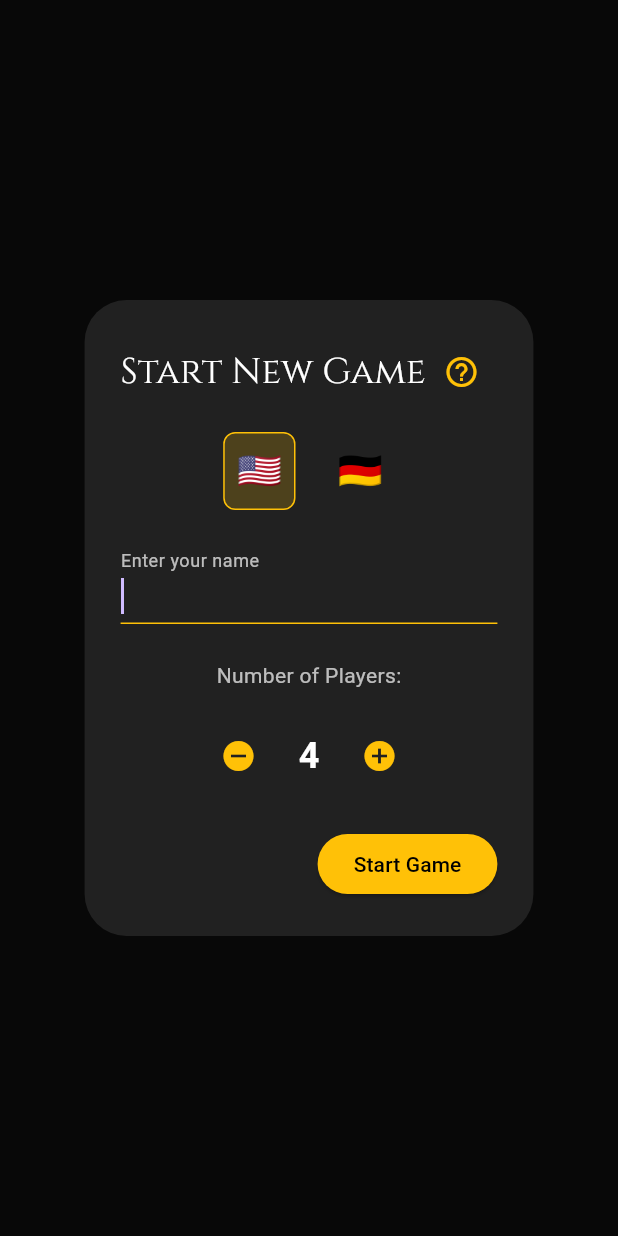
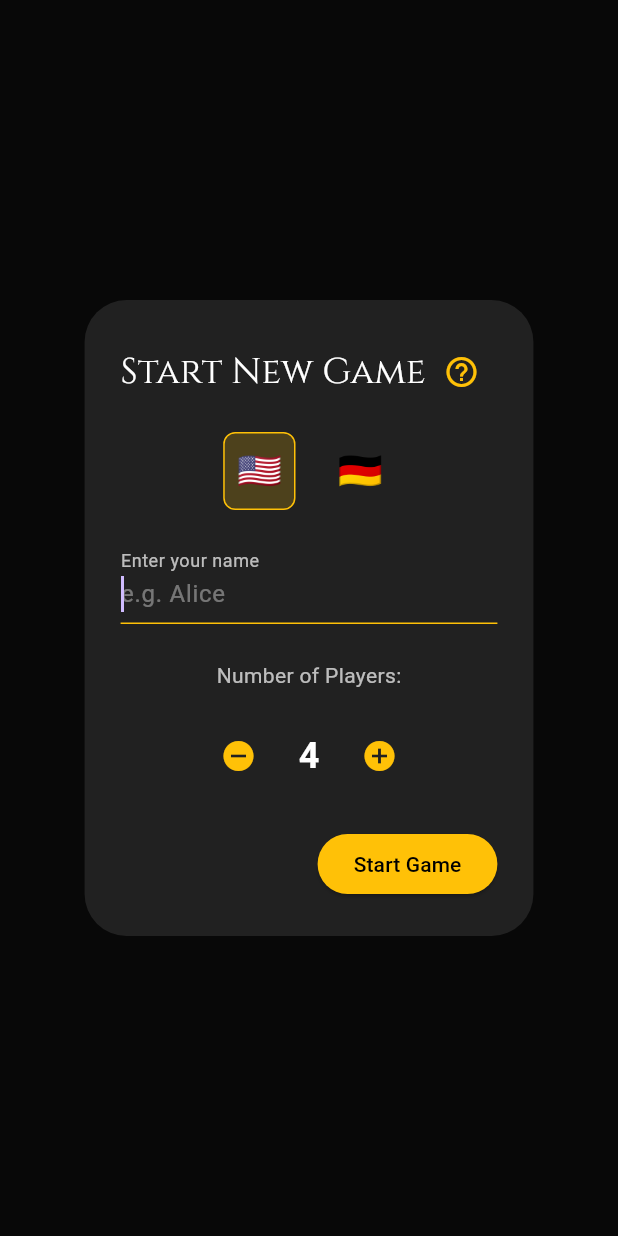
Before and after one commit to manusco/arcana, a Flutter app: the screen it shows after launch, after a tap on the "remove circle" icon, after a tap on the "add circle" icon, after a tap on "Start New Game", on a phone screen of 412 x 824 dp. Run offline on Flutter 3.47's test engine with Material 3 defaults, Android fonts, the phone set to English and light mode, and no system bars; our stand-ins replace flutter_animate, google_fonts, shared_preferences, web.

Commit message:
feat(ux): enhance game setup accessibility and inputs
- Configure name input with proper capitalization, autofill hints, and keyboard type.
- Add localized tooltips to player count buttons.
- Add placeholder hint text for name input.
- Add new translation keys for tooltips and hints.

```diff
--- a/lib/screens/game_screen.dart
+++ b/lib/screens/game_screen.dart
@@ -909,7 +909,7 @@ class _GameSetupDialogState extends State<_GameSetupDialog> {
             decoration: InputDecoration(
               labelText: context.watch<LocalizationService>().translate('enter_name'),
               labelStyle: const TextStyle(color: Colors.white70),
-              hintText: '',
+              hintText: context.watch<LocalizationService>().translate('player_name_hint'),
               hintStyle: const TextStyle(color: Colors.white38),
               enabledBorder: UnderlineInputBorder(
                 borderSide: BorderSide(color: Colors.amber.withOpacity(0.5)),
@@ -919,6 +919,10 @@ class _GameSetupDialogState extends State<_GameSetupDialog> {
               ),
             ),
             style: const TextStyle(color: Colors.white),
+            textCapitalization: TextCapitalization.words,
+            keyboardType: TextInputType.name,
+            autofillHints: const [AutofillHints.name],
+            textInputAction: TextInputAction.done,
             onChanged: (value) => setState(() => _username = value.trim()),
           ),
           const SizedBox(height: 24),
@@ -932,6 +936,7 @@ class _GameSetupDialogState extends State<_GameSetupDialog> {
                 onPressed: () {
                   if (_playerCount > 2) setState(() => _playerCount--);
                 },
+                tooltip: context.watch<LocalizationService>().translate('decrease_players'),
               ),
               Padding(
                 padding: const EdgeInsets.symmetric(horizontal: 16),
@@ -942,6 +947,7 @@ class _GameSetupDialogState extends State<_GameSetupDialog> {
                 onPressed: () {
                   if (_playerCount < 6) setState(() => _playerCount++);
                 },
+                tooltip: context.watch<LocalizationService>().translate('increase_players'),
               ),
             ],
           ),
--- a/lib/utils/translations.dart
+++ b/lib/utils/translations.dart
@@ -43,6 +43,9 @@ class Translations {
       'high_scores': 'HIGH SCORES',
       'no_high_scores_yet': 'No high scores yet. Play a game to set the first record!',
       'game_rules': 'Game Rules',
+      'decrease_players': 'Decrease number of players',
+      'increase_players': 'Increase number of players',
+      'player_name_hint': 'e.g. Alice',
       // Accessibility
       'a11y_card_arcanum': 'Arcanum Card',
       'a11y_card_shadow': 'Shadow Card',
@@ -96,6 +99,9 @@ class Translations {
       'high_scores': 'BESTENLISTE',
       'no_high_scores_yet': 'Noch keine Bestenliste. Spiele ein Spiel, um den ersten Rekord aufzustellen!',
       'game_rules': 'Spielregeln',
+      'decrease_players': 'Spieleranzahl verringern',
+      'increase_players': 'Spieleranzahl erhöhen',
+      'player_name_hint': 'z.B. Alice',
       // Accessibility
       'a11y_card_arcanum': 'Arcanum Karte',
       'a11y_card_shadow': 'Schatten Karte',
```
Also changed, not shown: 1 other file.
